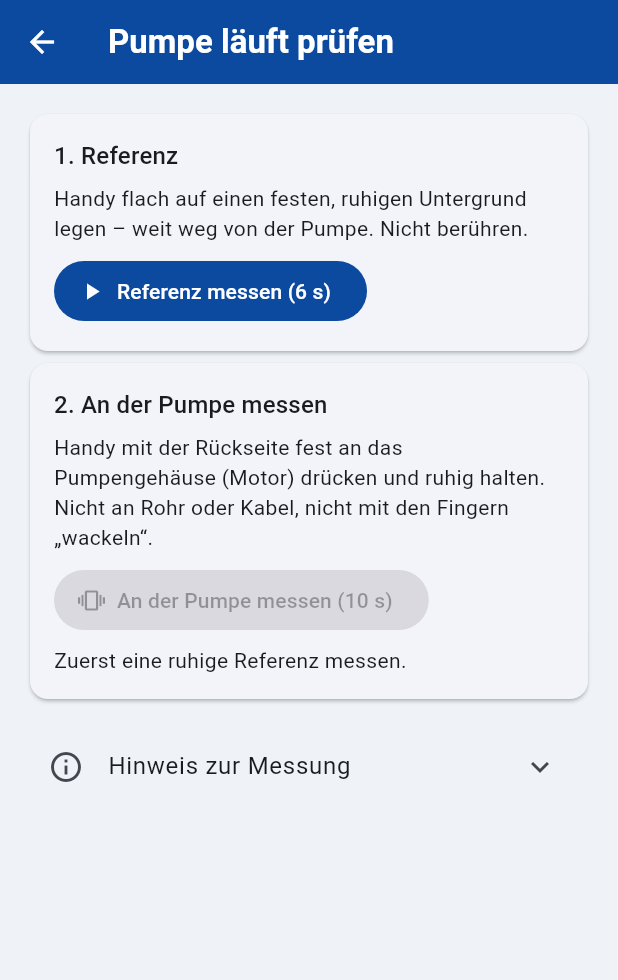
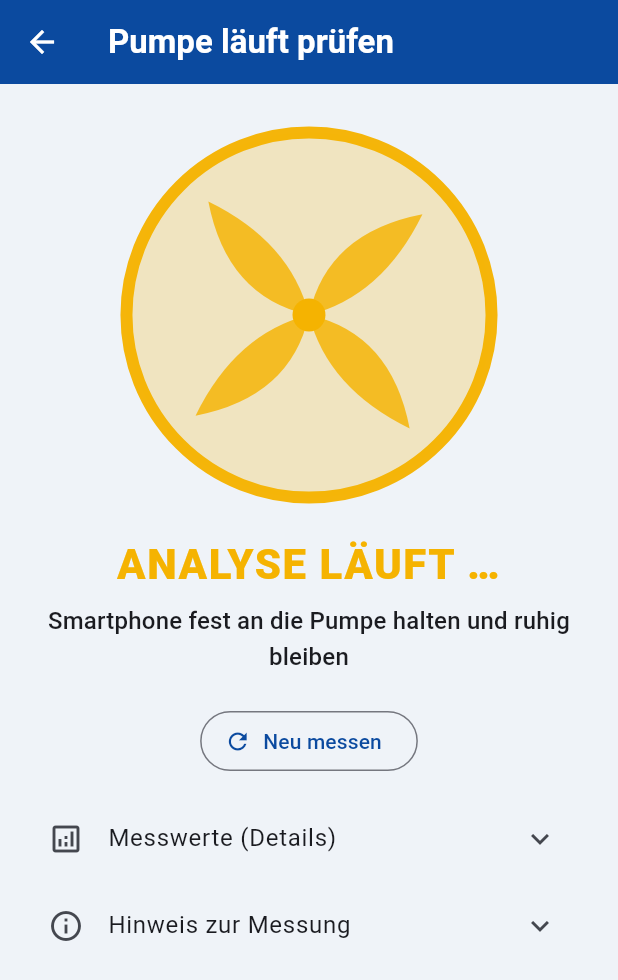
Before and after one commit to astritnika2-werk/werkcalc, a Flutter app: the PumpeLaufPage screen opened directly, on a phone screen of 412 x 824 dp. Shown: the top 980 px of the screen. Run offline on Flutter 3.47's test engine with Material 3 defaults, Android fonts, the phone set to English and light mode, and no system bars; our stand-ins replace image_picker, pdf, printing, sensors_plus, share_plus, shared_preferences and 1 more; missing offline and left inert: google_mlkit_text_recognition; accounts and stored records are empty.

Commit message:
Pumpe läuft prüfen: direkte Erkennung ohne Referenz, Rotor-Anzeige (läuft/steht/Analyse), Tests mit simulierten Signalströmen
Co-Authored-By: Claude Sonnet 5.5 <noreply@anthropic.com>
Claude-Session: https://claude.ai/code/session_01PTW2dnjuhFN71tGaVrWHGv

```diff
--- /dev/null
+++ b/lib/pumpe_direkt.dart
@@ -0,0 +1,95 @@
+import 'pumpe_analyse.dart';
+import 'pumpe_lauf_logik.dart' show LaufStatus;
+
+/// Angezeigter Zustand der direkten Pumpenerkennung.
+enum PumpeAnzeige { analyse, laeuft, steht, unklar }
+
+/// Laufende Auswertung ohne Referenzmessung: Sensorwerte kommen fortlaufend herein, jede Sekunde
+/// wird das jüngste Fenster (bis 6 s) analysiert. Ein Ergebnis wird erst angezeigt, wenn zwei
+/// aufeinanderfolgende Fenster dasselbe sagen – ein einzelnes Fenster entscheidet nie.
+class DirektAuswertung {
+  static const double fensterSek = 6.0;
+  static const double minSek = 3.0; // vorher nie ein Ergebnis
+  static const double stehtMinSek = 5.5; // „steht“ erst mit (fast) vollem Fenster
+  static const double unklarNachSek = 14.0; // so lange ohne klares Ergebnis → „nicht eindeutig“
+
+  final List<double> _t = [], _x = [], _y = [], _z = [];
+  double? _start;
+  double _letzterStabil = 0;
+  LaufStatus? _kandidat;
+  int _gleich = 0;
+
+  PumpeAnzeige anzeige = PumpeAnzeige.analyse;
+  PumpeBefund? befund;
+  Spektrum? spektrum;
+  double fensterDauer = 0;
+
+  /// Sekunden seit Beginn der Messung (Zeit des letzten Messwerts).
+  double get laufzeit => _t.isEmpty ? 0 : _t.last - (_start ?? _t.first);
+
+  void add(double t, double x, double y, double z) {
+    _start ??= t;
+    _t.add(t);
+    _x.add(x);
+    _y.add(y);
+    _z.add(z);
+    final grenze = t - fensterSek;
+    var cut = 0;
+    while (cut < _t.length - 1 && _t[cut] < grenze) {
+      cut++;
+    }
+    if (cut > 0) {
+      _t.removeRange(0, cut);
+      _x.removeRange(0, cut);
+      _y.removeRange(0, cut);
+      _z.removeRange(0, cut);
+    }
+  }
+
+  void neu() {
+    _t.clear();
+    _x.clear();
+    _y.clear();
+    _z.clear();
+    _start = null;
+    _letzterStabil = 0;
+    _kandidat = null;
+    _gleich = 0;
+    anzeige = PumpeAnzeige.analyse;
+    befund = null;
+    spektrum = null;
+    fensterDauer = 0;
+  }
+
+  /// Einmal pro Sekunde aufrufen.
+  PumpeAnzeige auswerten() {
+    if (_t.length < 2) return anzeige;
+    fensterDauer = _t.last - _t.first;
+    if (fensterDauer < minSek) return anzeige;
+    final sig = PumpeSignal(t: List.of(_t), x: List.of(_x), y: List.of(_y), z: List.of(_z))
+        .bereinigt((fensterDauer * 1000).round());
+    final sp = analysiere(sig);
+    final b = bewertePumpeDirekt(sp);
+    spektrum = sp;
+    befund = b;
+    var kand = b.status;
+    if (kand == LaufStatus.steht && fensterDauer < stehtMinSek) kand = LaufStatus.unklar;
+    _gleich = kand == _kandidat ? _gleich + 1 : 1;
+    _kandidat = kand;
+    if (_gleich >= 2) {
+      switch (kand) {
+        case LaufStatus.laeuft:
+          anzeige = PumpeAnzeige.laeuft;
+          _letzterStabil = laufzeit;
+        case LaufStatus.steht:
+          anzeige = PumpeAnzeige.steht;
+          _letzterStabil = laufzeit;
+        case LaufStatus.unklar:
+          anzeige = laufzeit - _letzterStabil > unklarNachSek ? PumpeAnzeige.unklar : PumpeAnzeige.analyse;
+      }
+    } else if (anzeige == PumpeAnzeige.analyse && laufzeit - _letzterStabil > unklarNachSek) {
+      anzeige = PumpeAnzeige.unklar;
+    }
+    return anzeige;
+  }
+}
--- a/lib/pumpe_lauf_page.dart
+++ b/lib/pumpe_lauf_page.dart
@@ -1,20 +1,22 @@
 import 'dart:async';
+import 'dart:math' as math;
 
 import 'package:flutter/material.dart';
 import 'package:sensors_plus/sensors_plus.dart';
 
 import 'pumpe_analyse.dart';
-import 'pumpe_lauf_logik.dart' show LaufStatus;
+import 'pumpe_direkt.dart';
 
 const _kHinweis = 'Die Prüfung ist eine orientierende Messung mit dem Beschleunigungssensor des '
     'Smartphones. Sie erkennt nur, ob am Gehäuse eine typische gleichbleibende Motorvibration '
-    'vorhanden ist. Der Wasser-Volumenstrom wird NICHT gemessen. Sie ersetzt keine elektrische '
-    'oder messtechnische Prüfung. Die Bewertungsgrenzen sind interne Richtwerte – keine '
-    'Herstellervorgabe und keine Norm.';
+    'vorhanden ist. Der Wasser-Volumenstrom wird NICHT gemessen. Gleichbleibende Vibrationen '
+    'anderer Maschinen oder des Untergrunds können nicht von der Pumpe unterschieden werden. '
+    'Sie ersetzt keine elektrische oder messtechnische Prüfung. Die Bewertungsgrenzen sind '
+    'interne Richtwerte – keine Herstellervorgabe und keine Norm.';
 
 String _z(double v, [int d = 1]) => v.toStringAsFixed(d).replaceAll('.', ',');
 
-/// Pumpe läuft prüfen: Referenz fern der Pumpe, dann Messung direkt an der Pumpe.
+/// Pumpe läuft prüfen: Handy an die Pumpe halten – die App misst und zeigt das Ergebnis automatisch.
 class PumpeLaufPage extends StatefulWidget {
   const PumpeLaufPage({super.key});
 
@@ -22,241 +24,142 @@ class PumpeLaufPage extends StatefulWidget {
   State<PumpeLaufPage> createState() => _PumpeLaufPageState();
 }
 
-class _PumpeLaufPageState extends State<PumpeLaufPage> {
-  static const _refSek = 6;
-  static const _probeSek = 10;
-
+class _PumpeLaufPageState extends State<PumpeLaufPage> with SingleTickerProviderStateMixin {
+  final DirektAuswertung _auswertung = DirektAuswertung();
   StreamSubscription<AccelerometerEvent>? _sa;
   Timer? _timer;
-  final Stopwatch _uhr = Stopwatch();
-
-  final List<double> _t = [], _x = [], _y = [], _z3 = [];
-  Spektrum? _ref;
-  PumpeBefund? _befund;
-  Spektrum? _probe;
-  String? _phase; // 'ref' | 'probe'
-  int _verstrichenMs = 0;
+  late final AnimationController _anim;
+  DateTime? _t0;
   String? _fehler;
 
   @override
+  void initState() {
+    super.initState();
+    _anim = AnimationController(vsync: this, duration: const Duration(milliseconds: 1400));
+    _start();
+  }
+
+  @override
   void dispose() {
-    _stopp();
+    _sa?.cancel();
+    _timer?.cancel();
+    _anim.dispose();
     super.dispose();
   }
 
-  void _stopp() {
+  void _start() {
     _sa?.cancel();
     _timer?.cancel();
-    _sa = null;
-    _timer = null;
-    _uhr.stop();
+    _auswertung.neu();
+    _t0 = null;
+    _fehler = null;
+    _sa = accelerometerEventStream(samplingPeriod: const Duration(milliseconds: 5)).listen((e) {
+      _t0 ??= e.timestamp;
+      _auswertung.add(e.timestamp.difference(_t0!).inMicroseconds / 1e6, e.x, e.y, e.z);
+    }, onError: (_) {
+      _sa?.cancel();
+      _timer?.cancel();
+      if (mounted) {
+        setState(() => _fehler = 'Beschleunigungssensor nicht verfügbar – dieses Handy liefert keine Messwerte für diese Prüfung.');
+      }
+    });
+    _timer = Timer.periodic(const Duration(seconds: 1), (_) {
+      final alt = _auswertung.anzeige;
+      final neu = _auswertung.auswerten();
+      if (!mounted) return;
+      if (neu != alt) _animationAnpassen(neu);
+      setState(() {});
+    });
+    _animationAnpassen(PumpeAnzeige.analyse);
   }
 
-  void _start(String phase) {
-    _stopp();
-    _t.clear();
-    _x.clear();
-    _y.clear();
-    _z3.clear();
-    final sek = phase == 'ref' ? _refSek : _probeSek;
-    setState(() {
-      _phase = phase;
-      _verstrichenMs = 0;
-      _fehler = null;
-      if (phase == 'ref') _ref = null;
-      _probe = null;
-      _befund = null;
-    });
-    _uhr
-      ..reset()
-      ..start();
-    DateTime? t0;
-    _sa = accelerometerEventStream(samplingPeriod: const Duration(milliseconds: 5)).listen((e) {
-      t0 ??= e.timestamp;
-      _t.add(e.timestamp.difference(t0!).inMicroseconds / 1e6);
-      _x.add(e.x);
-      _y.add(e.y);
-      _z3.add(e.z);
-    }, onError: (_) => _sensorFehler());
-    _timer = Timer.periodic(const Duration(milliseconds: 200), (t) {
-      final ms = _uhr.elapsedMilliseconds;
-      if (ms >= sek * 1000) {
-        _fertig(phase);
-      } else if (mounted) {
-        setState(() => _verstrichenMs = ms);
+  void _animationAnpassen(PumpeAnzeige a) {
+    switch (a) {
+      case PumpeAnzeige.laeuft:
+        _anim
+          ..duration = const Duration(milliseconds: 1400)
+          ..repeat();
+      case PumpeAnzeige.steht:
+      case PumpeAnzeige.unklar:
+        _anim.stop();
+      case PumpeAnzeige.analyse:
+        _anim
+          ..duration = const Duration(milliseconds: 1600)
+          ..repeat(reverse: true);
     }
-    });
-  }
-
-  void _sensorFehler() {
-    _stopp();
-    if (!mounted) return;
-    setState(() {
-      _phase = null;
-      _fehler = 'Beschleunigungssensor nicht verfügbar – dieses Handy liefert keine Messwerte für diese Prüfung.';
-    });
-  }
-
-  void _fertig(String phase) {
-    final ms = _uhr.elapsedMilliseconds;
-    _stopp();
-    final sig = PumpeSignal(t: List.of(_t), x: List.of(_x), y: List.of(_y), z: List.of(_z3)).bereinigt(ms);
-    final sp = analysiere(sig);
-    setState(() {
-      _phase = null;
-      if (phase == 'ref') {
-        _ref = sp;
-      } else {
-        _probe = sp;
-        _befund = bewertePumpe(_ref!, sp);
-      }
-    });
-  }
-
-  void _neu() {
-    _stopp();
-    setState(() {
-      _phase = null;
-      _ref = null;
-      _probe = null;
-      _befund = null;
-    });
   }
 
   @override
   Widget build(BuildContext context) {
+    final a = _auswertung.anzeige;
+    final (Color c, String titel, String unter) = switch (a) {
+      PumpeAnzeige.laeuft => (const Color(0xFF2FBF4A), 'PUMPE LÄUFT', 'Zirkulation erkannt'),
+      PumpeAnzeige.steht => (const Color(0xFFE5484D), 'PUMPE STEHT', 'Keine typische Pumpenvibration erkannt'),
+      PumpeAnzeige.unklar => (
+          const Color(0xFFF5B301),
+          'MESSUNG NICHT EINDEUTIG',
+          _auswertung.befund?.text ?? kTextDirektNaeher,
+        ),
+      PumpeAnzeige.analyse => (
+          const Color(0xFFF5B301),
+          'ANALYSE LÄUFT …',
+          _auswertung.laufzeit < DirektAuswertung.minSek
+              ? 'Smartphone fest an die Pumpe halten und ruhig bleiben'
+              : 'Bitte weiter ruhig halten',
+        ),
+    };
+    final b = _auswertung.befund;
+    final sp = _auswertung.spektrum;
+    final details = <String>[
+      'Messdauer: ${_z(_auswertung.laufzeit)} s (Fenster ${_z(_auswertung.fensterDauer)} s)',
+      if (sp != null) 'Abtastrate: ${_z(sp.fs, 0)} Hz, ${sp.n} Messwerte',
+      if (b?.spitzeHz != null) 'Stärkste Schwingung bei: ${_z(b!.spitzeHz!)} Hz',
+      if (b?.spitzeRms != null) 'Amplitude (rms): ${_z(b!.spitzeRms! * 1000)} mm/s²',
+      if (b?.tonalitaet != null) 'Tonalität (Spitze/Rauschboden): ${_z(b!.tonalitaet!)} ×',
+      if (b?.persistenzAnteil != null) 'In ${_z(b!.persistenzAnteil! * 100, 0)} % der Abschnitte vorhanden',
+      if (b?.nachweisGrenze != null) 'Nachweisgrenze: ${_z(b!.nachweisGrenze! * 1000)} mm/s²',
+      if (sp != null) 'Handbewegung (1,5–8 Hz): ${_z(sp.lfRms * 1000)} mm/s²',
+      'Interne Richtwerte, keine Herstellervorgabe, keine Norm.',
+    ];
     return Scaffold(
       appBar: AppBar(title: const Text('Pumpe läuft prüfen')),
       body: SafeArea(
         child: ListView(
           padding: const EdgeInsets.all(16),
           children: [
-            if (_fehler != null) _karte(Colors.red, Icons.error_outline, _fehler!),
-            if (_befund != null) _ergebnis(_befund!) else ..._schritte(),
-            const SizedBox(height: 12),
-            ExpansionTile(
-              leading: const Icon(Icons.info_outline),
-              title: const Text('Hinweis zur Messung'),
-              children: const [
-                Padding(padding: EdgeInsets.fromLTRB(16, 0, 16, 16), child: Text(_kHinweis)),
-              ],
-            ),
-          ],
+            if (_fehler != null)
+              Card(child: Padding(padding: const EdgeInsets.all(14), child: Text(_fehler!))),
+            const SizedBox(height: 8),
+            Center(
+              child: AnimatedBuilder(
+                animation: _anim,
+                builder: (_, __) => SizedBox(
+                  width: 260,
+                  height: 260,
+                  child: CustomPaint(
+                    key: const Key('rotor'),
+                    painter: RotorPainter(zustand: a, farbe: c, t: _anim.value),
                   ),
                 ),
-    );
-  }
-
-  Widget _karte(Color c, IconData icon, String text) => Card(
-        color: c.withOpacity(0.12),
-        child: Padding(
-          padding: const EdgeInsets.all(14),
-          child: Row(crossAxisAlignment: CrossAxisAlignment.start, children: [
-            Icon(icon, color: c),
-            const SizedBox(width: 10),
-            Expanded(child: Text(text)),
-          ]),
-        ),
-      );
-
-  Widget _fortschritt(int sek) => Padding(
-        padding: const EdgeInsets.symmetric(vertical: 12),
-        child: Column(children: [
-          LinearProgressIndicator(value: (_verstrichenMs / (sek * 1000)).clamp(0.0, 1.0)),
-          const SizedBox(height: 6),
-          Text('Messung läuft … ${_z(_verstrichenMs / 1000)} / $sek s – Handy ruhig halten'),
-        ]),
-      );
-
-  List<Widget> _schritte() {
-    final refOk = _ref != null && bewerteReferenzSpektrum(_ref!).ok;
-    final refText = _ref == null ? null : bewerteReferenzSpektrum(_ref!);
-    return [
-      Card(
-        child: Padding(
-          padding: const EdgeInsets.all(16),
-          child: Column(crossAxisAlignment: CrossAxisAlignment.start, children: [
-            Text('1. Referenz', style: Theme.of(context).textTheme.titleMedium),
-            const SizedBox(height: 6),
-            const Text('Handy flach auf einen festen, ruhigen Untergrund legen – weit weg von der Pumpe. '
-                'Nicht berühren.'),
-            if (_phase == 'ref') _fortschritt(_refSek) else ...[
-              if (refText != null) ...[
-                const SizedBox(height: 8),
-                refOk
-                    ? Row(children: [
-                        const Icon(Icons.check_circle, color: Colors.green),
-                        const SizedBox(width: 8),
-                        Text('Referenz ruhig (${_z(_ref!.fs, 0)} Hz Abtastrate)'),
-                      ])
-                    : Text(refText.text, style: const TextStyle(color: Colors.orange)),
-              ],
-              const SizedBox(height: 8),
-              FilledButton.icon(
-                onPressed: _phase == null ? () => _start('ref') : null,
-                icon: const Icon(Icons.play_arrow),
-                label: Text(_ref != null ? 'Referenz wiederholen ($_refSek s)' : 'Referenz messen ($_refSek s)'),
-              ),
-            ],
-          ]),
               ),
             ),
-      Card(
-        child: Padding(
-          padding: const EdgeInsets.all(16),
-          child: Column(crossAxisAlignment: CrossAxisAlignment.start, children: [
-            Text('2. An der Pumpe messen', style: Theme.of(context).textTheme.titleMedium),
+            const SizedBox(height: 16),
+            Text(titel,
+                key: const Key('pumpeTitel'),
+                textAlign: TextAlign.center,
+                style: TextStyle(fontSize: 28, fontWeight: FontWeight.w800, color: c, letterSpacing: 1)),
             const SizedBox(height: 6),
-            const Text('Handy mit der Rückseite fest an das Pumpengehäuse (Motor) drücken und ruhig halten. '
-                'Nicht an Rohr oder Kabel, nicht mit den Fingern „wackeln“.'),
-            if (_phase == 'probe')
-              _fortschritt(_probeSek)
-            else ...[
-              const SizedBox(height: 8),
-              FilledButton.icon(
-                onPressed: refOk && _phase == null ? () => _start('probe') : null,
-                icon: const Icon(Icons.vibration),
-                label: const Text('An der Pumpe messen ($_probeSek s)'),
-              ),
-              if (!refOk) const Padding(padding: EdgeInsets.only(top: 6), child: Text('Zuerst eine ruhige Referenz messen.')),
-            ],
-          ]),
+            Text(unter, key: const Key('pumpeUnter'), textAlign: TextAlign.center, style: Theme.of(context).textTheme.titleMedium),
+            const SizedBox(height: 20),
+            if (_fehler == null)
+              Center(
+                child: OutlinedButton.icon(
+                  onPressed: () => setState(_start),
+                  icon: const Icon(Icons.refresh),
+                  label: const Text('Neu messen'),
                 ),
               ),
-    ];
-  }
-
-  Widget _ergebnis(PumpeBefund b) {
-    final (Color c, String kopf) = switch (b.status) {
-      LaufStatus.laeuft => (Colors.green, '🟢 Pumpe läuft – Vibration erkannt'),
-      LaufStatus.steht => (Colors.red, '🔴 Keine typische Pumpenvibration erkannt – Pumpe möglicherweise aus'),
-      LaufStatus.unklar => (Colors.amber.shade800, '🟡 Messung nicht eindeutig – bitte erneut messen'),
-    };
-    String? zeile(String l, double? v, String u, [int d = 1]) => v == null ? null : '$l: ${_z(v, d)} $u';
-    final details = <String?>[
-      zeile('Stärkste Schwingung bei', b.spitzeHz, 'Hz'),
-      zeile('Amplitude (rms)', b.spitzeRms == null ? null : b.spitzeRms! * 1000, 'mm/s²', 1),
-      zeile('Überhöhung gegenüber Referenz', b.ueberhoehung, '×'),
-      zeile('Tonalität (Spitze/Rauschboden)', b.tonalitaet, '×'),
-      b.persistenzAnteil == null ? null : 'In ${_z(b.persistenzAnteil! * 100, 0)} % der Abschnitte vorhanden',
-      zeile('Rauschen Pumpe/Referenz', b.breitband, '×'),
-      zeile('Nachweisgrenze', b.nachweisGrenze == null ? null : b.nachweisGrenze! * 1000, 'mm/s²', 1),
-      if (_probe != null) 'Abtastrate: ${_z(_probe!.fs, 0)} Hz, ${_probe!.n} Messwerte',
-    ].whereType<String>().toList();
-    return Column(crossAxisAlignment: CrossAxisAlignment.stretch, children: [
-      Card(
-        color: c.withOpacity(0.14),
-        shape: RoundedRectangleBorder(borderRadius: BorderRadius.circular(12), side: BorderSide(color: c, width: 2)),
-        child: Padding(
-          padding: const EdgeInsets.all(16),
-          child: Column(crossAxisAlignment: CrossAxisAlignment.start, children: [
-            Text(kopf, style: Theme.of(context).textTheme.titleLarge?.copyWith(fontWeight: FontWeight.bold)),
-            const SizedBox(height: 8),
-            Text(b.text),
-          ]),
-        ),
-      ),
-      const SizedBox(height: 4),
+            const SizedBox(height: 12),
             ExpansionTile(
               leading: const Icon(Icons.analytics_outlined),
               title: const Text('Messwerte (Details)'),
@@ -265,20 +168,59 @@ class _PumpeLaufPageState extends State<PumpeLaufPage> {
                   padding: const EdgeInsets.fromLTRB(16, 0, 16, 12),
                   child: Column(crossAxisAlignment: CrossAxisAlignment.start, children: [
                     for (final d in details) Padding(padding: const EdgeInsets.only(bottom: 4), child: Text(d)),
-              const SizedBox(height: 6),
-              const Text('Interne Richtwerte, keine Herstellervorgabe, keine Norm.',
-                  style: TextStyle(fontStyle: FontStyle.italic)),
                   ]),
                 ),
               ],
             ),
-      const SizedBox(height: 8),
-      FilledButton.icon(
-        onPressed: () => _start('probe'),
-        icon: const Icon(Icons.refresh),
-        label: const Text('Erneut an der Pumpe messen'),
+            const ExpansionTile(
+              leading: Icon(Icons.info_outline),
+              title: Text('Hinweis zur Messung'),
+              children: [Padding(padding: EdgeInsets.fromLTRB(16, 0, 16, 16), child: Text(_kHinweis))],
             ),
-      TextButton(onPressed: _neu, child: const Text('Neue Referenz messen')),
-    ]);
+          ],
+        ),
+      ),
+    );
   }
 }
+
+/// Rotor-Kreis: dreht sich nur bei erkannter Vibration, steht still bei „steht“/„unklar“, pulsiert bei Analyse.
+class RotorPainter extends CustomPainter {
+  RotorPainter({required this.zustand, required this.farbe, required this.t});
+  final PumpeAnzeige zustand;
+  final Color farbe;
+  final double t; // 0…1 (Umdrehung bzw. Puls)
+
+  @override
+  void paint(Canvas canvas, Size size) {
+    final mitte = size.center(Offset.zero);
+    final r = size.shortestSide / 2 - 8;
+    final puls = zustand == PumpeAnzeige.analyse ? (0.5 - 0.5 * math.cos(t * math.pi)) : 0.0;
+    canvas.drawCircle(mitte, r, Paint()..color = farbe.withValues(alpha: 0.10 + 0.14 * puls));
+    canvas.drawCircle(
+        mitte,
+        r * (0.97 + 0.03 * puls),
+        Paint()
+          ..style = PaintingStyle.stroke
+          ..strokeWidth = 8
+          ..color = farbe.withValues(alpha: 0.55 + 0.45 * (zustand == PumpeAnzeige.analyse ? puls : 1)));
+    final winkel = zustand == PumpeAnzeige.laeuft ? t * 2 * math.pi : 0.0;
+    final fluegel = Paint()..color = farbe.withValues(alpha: zustand == PumpeAnzeige.analyse ? 0.45 + 0.4 * puls : 0.9);
+    canvas.save();
+    canvas.translate(mitte.dx, mitte.dy);
+    canvas.rotate(winkel);
+    for (var i = 0; i < 4; i++) {
+      canvas.rotate(math.pi / 2);
+      final p = Path()
+        ..moveTo(0, 0)
+        ..quadraticBezierTo(r * 0.40, -r * 0.10, r * 0.62, -r * 0.55)
+        ..quadraticBezierTo(r * 0.10, -r * 0.45, 0, 0);
+      canvas.drawPath(p, fluegel);
+    }
+    canvas.restore();
+    canvas.drawCircle(mitte, r * 0.09, Paint()..color = farbe);
+  }
+
+  @override
+  bool shouldRepaint(RotorPainter o) => o.t != t || o.zustand != zustand || o.farbe != farbe;
+}
```
Also changed, not shown: lib/pumpe_analyse.dart (+72 -0 lines), 1 other file. Lines whose indentation alone changed are shown as unchanged.
